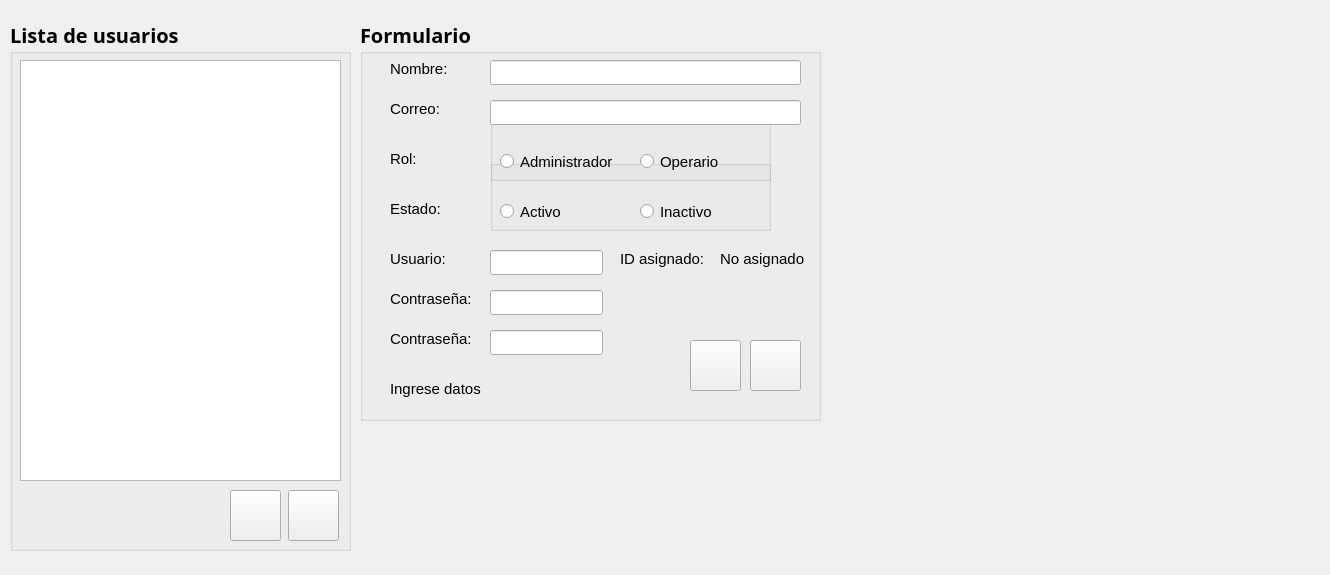
This is GUI/user_registration.ui in Nickleon16/APP_LIDAR as Qt 5 draws it before an edit. The edited form follows.
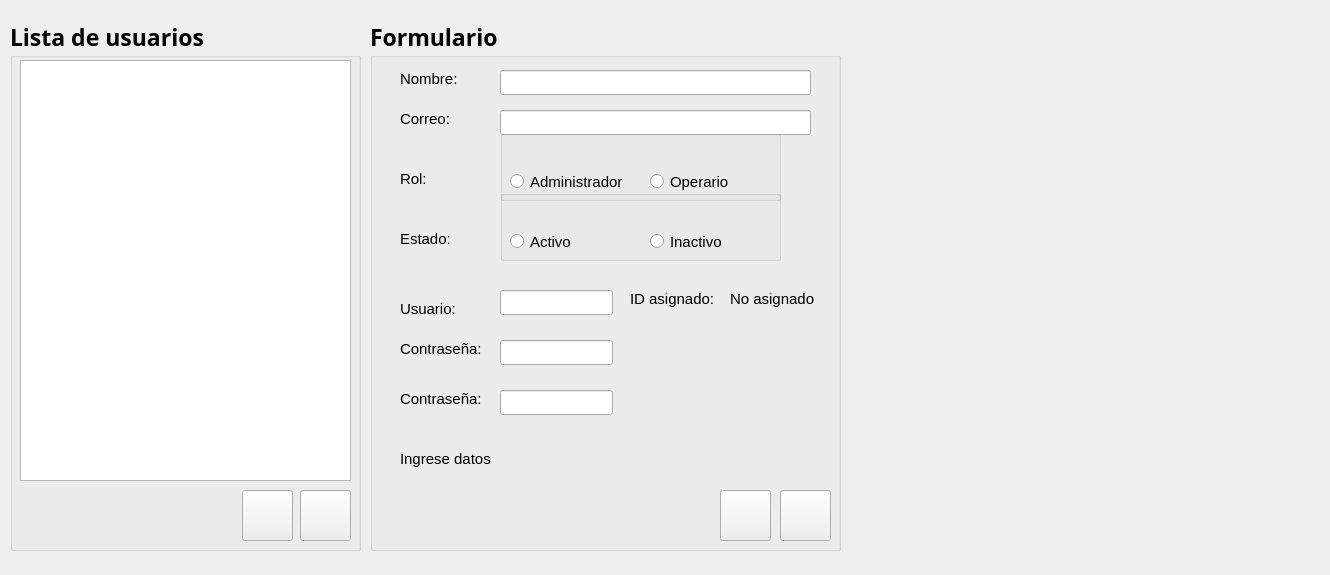
This is the edited form. Icons and pictures are not drawn.

Diff of the .ui file:
```diff
--- a/GUI/user_registration.ui
+++ b/GUI/user_registration.ui
@@ -19,19 +19,22 @@
   <property name="windowTitle">
    <string>Form</string>
   </property>
+  <property name="styleSheet">
+   <string notr="true"/>
+  </property>
   <widget class="QGroupBox" name="formulario_box">
    <property name="geometry">
     <rect>
-     <x>360</x>
+     <x>370</x>
      <y>20</y>
-     <width>461</width>
-     <height>401</height>
+     <width>471</width>
+     <height>531</height>
     </rect>
    </property>
    <property name="font">
     <font>
      <family>Yrsa</family>
-     <pointsize>15</pointsize>
+     <pointsize>17</pointsize>
      <weight>75</weight>
      <bold>true</bold>
     </font>
@@ -43,7 +46,7 @@
     <property name="geometry">
      <rect>
       <x>260</x>
-      <y>230</y>
+      <y>270</y>
       <width>91</width>
       <height>17</height>
      </rect>
@@ -64,7 +67,7 @@
     <property name="geometry">
      <rect>
       <x>130</x>
-      <y>40</y>
+      <y>50</y>
       <width>311</width>
       <height>25</height>
      </rect>
@@ -85,7 +88,7 @@
     <property name="geometry">
      <rect>
       <x>130</x>
-      <y>80</y>
+      <y>90</y>
       <width>311</width>
       <height>25</height>
      </rect>
@@ -105,8 +108,8 @@
    <widget class="QPushButton" name="clearButton">
     <property name="geometry">
      <rect>
-      <x>330</x>
-      <y>320</y>
+      <x>350</x>
+      <y>470</y>
       <width>51</width>
       <height>51</height>
      </rect>
@@ -132,7 +135,7 @@
     <property name="geometry">
      <rect>
       <x>360</x>
-      <y>230</y>
+      <y>270</y>
       <width>101</width>
       <height>17</height>
      </rect>
@@ -153,7 +156,7 @@
     <property name="geometry">
      <rect>
       <x>30</x>
-      <y>310</y>
+      <y>370</y>
       <width>91</width>
       <height>17</height>
      </rect>
@@ -174,7 +177,7 @@
     <property name="geometry">
      <rect>
       <x>30</x>
-      <y>360</y>
+      <y>430</y>
       <width>421</width>
       <height>17</height>
      </rect>
@@ -195,7 +198,7 @@
     <property name="geometry">
      <rect>
       <x>30</x>
-      <y>270</y>
+      <y>320</y>
       <width>91</width>
       <height>17</height>
      </rect>
@@ -216,7 +219,7 @@
     <property name="geometry">
      <rect>
       <x>130</x>
-      <y>230</y>
+      <y>270</y>
       <width>113</width>
       <height>25</height>
      </rect>
@@ -236,8 +239,8 @@
    <widget class="QPushButton" name="registerButton">
     <property name="geometry">
      <rect>
-      <x>390</x>
-      <y>320</y>
+      <x>410</x>
+      <y>470</y>
       <width>51</width>
       <height>51</height>
      </rect>
@@ -263,7 +266,7 @@
     <property name="geometry">
      <rect>
       <x>30</x>
-      <y>230</y>
+      <y>280</y>
       <width>67</width>
       <height>17</height>
      </rect>
@@ -284,7 +287,7 @@
     <property name="geometry">
      <rect>
       <x>30</x>
-      <y>40</y>
+      <y>50</y>
       <width>67</width>
       <height>17</height>
      </rect>
@@ -305,7 +308,7 @@
     <property name="geometry">
      <rect>
       <x>30</x>
-      <y>80</y>
+      <y>90</y>
       <width>91</width>
       <height>17</height>
      </rect>
@@ -326,7 +329,7 @@
     <property name="geometry">
      <rect>
       <x>30</x>
-      <y>130</y>
+      <y>150</y>
       <width>91</width>
       <height>17</height>
      </rect>
@@ -347,7 +350,7 @@
     <property name="geometry">
      <rect>
       <x>130</x>
-      <y>310</y>
+      <y>370</y>
       <width>113</width>
       <height>25</height>
      </rect>
@@ -365,7 +368,7 @@
     <property name="geometry">
      <rect>
       <x>130</x>
-      <y>270</y>
+      <y>320</y>
       <width>113</width>
       <height>25</height>
      </rect>
@@ -383,7 +386,7 @@
     <property name="geometry">
      <rect>
       <x>130</x>
-      <y>90</y>
+      <y>110</y>
       <width>281</width>
       <height>71</height>
      </rect>
@@ -438,7 +441,7 @@
     <property name="geometry">
      <rect>
       <x>130</x>
-      <y>140</y>
+      <y>170</y>
       <width>281</width>
       <height>71</height>
      </rect>
@@ -493,7 +496,7 @@
     <property name="geometry">
      <rect>
       <x>30</x>
-      <y>180</y>
+      <y>210</y>
       <width>91</width>
       <height>17</height>
      </rect>
@@ -535,14 +538,14 @@
     <rect>
      <x>10</x>
      <y>20</y>
-     <width>341</width>
+     <width>351</width>
      <height>531</height>
     </rect>
    </property>
    <property name="font">
     <font>
      <family>Yrsa</family>
-     <pointsize>15</pointsize>
+     <pointsize>17</pointsize>
      <weight>75</weight>
      <italic>false</italic>
      <bold>true</bold>
@@ -551,6 +554,9 @@
      <kerning>true</kerning>
     </font>
    </property>
+   <property name="styleSheet">
+    <string notr="true"/>
+   </property>
    <property name="title">
     <string>Lista de usuarios</string>
    </property>
@@ -562,7 +568,7 @@
      <rect>
       <x>10</x>
       <y>40</y>
-      <width>321</width>
+      <width>331</width>
       <height>421</height>
      </rect>
     </property>
@@ -582,7 +588,7 @@
    <widget class="QPushButton" name="borrarButton">
     <property name="geometry">
      <rect>
-      <x>278</x>
+      <x>290</x>
       <y>470</y>
       <width>51</width>
       <height>51</height>
@@ -617,7 +623,7 @@
    <widget class="QPushButton" name="editarButton">
     <property name="geometry">
      <rect>
-      <x>220</x>
+      <x>232</x>
       <y>470</y>
       <width>51</width>
       <height>51</height>
```
